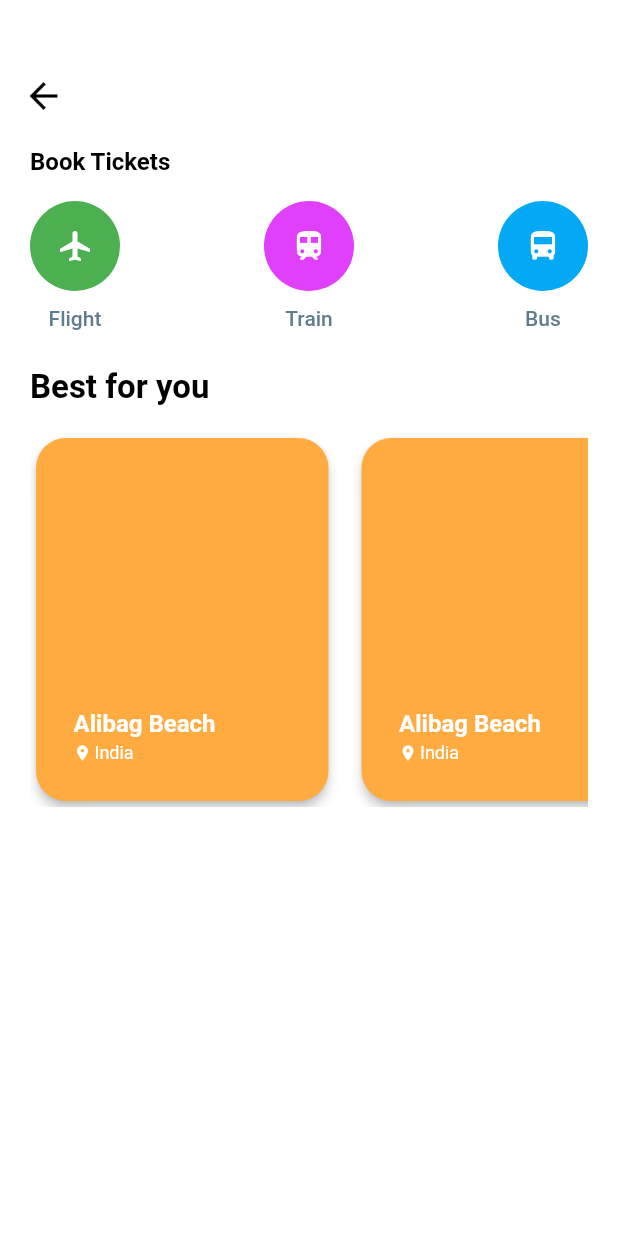
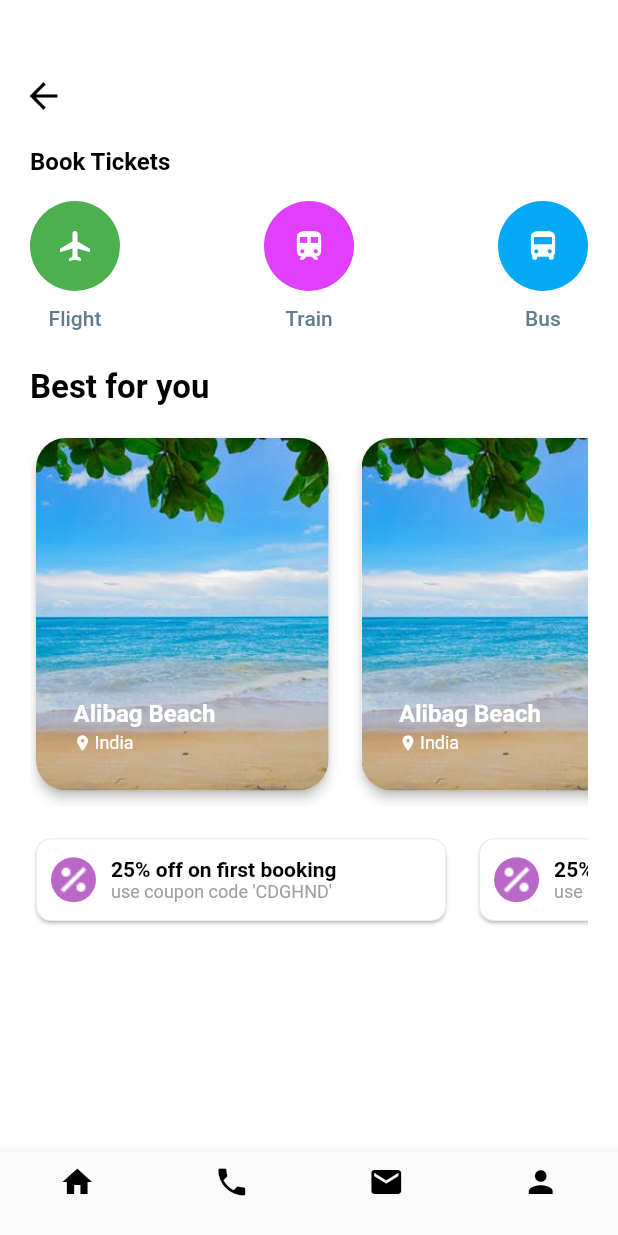
Before and after one commit to ch-muhammad-adil/our_flutter_ui_challenges, a Flutter app: the TicketBookingScreen screen opened directly, on a phone screen of 412 x 824 dp. Run offline on Flutter 3.47's test engine with Material 2 defaults, Android fonts, the phone set to English and light mode, and no system bars; our stand-ins replace percent_indicator.

Commit message:
ticket booking screen design of Travel Tickets booking app design concept is complete.

```diff
--- a/lib/tickets_booking_screens/book_tickets_screen.dart
+++ b/lib/tickets_booking_screens/book_tickets_screen.dart
@@ -10,11 +10,55 @@ class TicketBookingScreen extends StatefulWidget {
 }
 
 class _TicketBookingScreenState extends State<TicketBookingScreen> {
+  int _currentIndex = 0;
+  final List<Widget> _children = [
+    HomeWidget(),
+    HomeWidget(),
+    HomeWidget(),
+    HomeWidget()
+  ];
+
+  void onTabTapped(int index) {
+    setState(() {
+      _currentIndex = index;
+    });
+  }
+
   @override
   Widget build(BuildContext context) {
     return Scaffold(
         backgroundColor: Colors.white,
-      body: Container(
+        body: _children[_currentIndex],
+        bottomNavigationBar: BottomNavigationBar(
+          type: BottomNavigationBarType.fixed,
+          fixedColor: Colors.black,
+          onTap: onTabTapped,
+          currentIndex: _currentIndex,
+          items: [
+            BottomNavigationBarItem(
+              icon: new Icon(Icons.home, color: Colors.black,),
+              title: new Text(''),
+            ),
+            BottomNavigationBarItem(
+              icon: new Icon(Icons.phone, color: Colors.black,),
+              title: new Text(''),
+            ),
+            BottomNavigationBarItem(
+              icon: new Icon(Icons.mail, color: Colors.black,),
+              title: new Text(''),
+            ),
+            BottomNavigationBarItem(icon: Icon(Icons.person, color: Colors.black,), title: Text(''))
+          ],
+        ));
+  }
+}
+
+/// this class is representing bottom navigation home tab.
+
+class HomeWidget extends StatelessWidget {
+  @override
+  Widget build(BuildContext context) {
+    return Container(
       child: Column(
         crossAxisAlignment: CrossAxisAlignment.start,
         children: <Widget>[
@@ -154,8 +198,8 @@ class _TicketBookingScreenState extends State<TicketBookingScreen> {
             ),
           ),
           buildHorizontalListView(context),
+          BuildOffersListView(context)
         ],
-        ),
       ),
     );
   }
@@ -171,35 +215,34 @@ class _TicketBookingScreenState extends State<TicketBookingScreen> {
             SliverFixedExtentList(
               itemExtent: 210,
               delegate: SliverChildBuilderDelegate(
-                  (context, index) => SingleItem(index),
-                  childCount: 2),
+                  (context, index) => BuidTile(context, index),
+                  childCount: 3),
             ),
           ],
         ));
   }
-}
-
-class SingleItem extends StatelessWidget {
-  String title = "";
-  int index = 0;
-
-  SingleItem(int index) {
-    this.title = title;
-    this.index = index;
-  }
 
   @override
-  Widget build(BuildContext context) {
+  Widget BuidTile(BuildContext context, int index) {
     return Container(
-      margin: EdgeInsets.fromLTRB(index != 0 ? 7 : 0, 0, index != 3 ? 7 : 0, 0),
+      margin: EdgeInsets.fromLTRB(index != 0 ? 7 : 0, 0, index != 2 ? 7 : 0, 7),
       child: GestureDetector(
         onTap: () {},
         child: Card(
           shape:
               RoundedRectangleBorder(borderRadius: BorderRadius.circular(20)),
           elevation: 3,
-          color: Colors.orangeAccent,
-          child: Row(
+          child: Stack(
+            children: <Widget>[
+              ClipRRect(
+                child: Image.asset(
+                  "assets/beach.jpeg",
+                  height: double.infinity,
+                  fit: BoxFit.cover,
+                ),
+                borderRadius: BorderRadius.circular(20),
+              ),
+              Row(
                 crossAxisAlignment: CrossAxisAlignment.end,
                 children: <Widget>[
                   Container(
@@ -220,22 +263,109 @@ class SingleItem extends StatelessWidget {
                         ),
                         Row(
                           children: <Widget>[
-                        Icon(Icons.location_on, size: 12, color: Colors.white,),
-                        SizedBox(width: 2,),
+                            Icon(
+                              Icons.location_on,
+                              size: 12,
+                              color: Colors.white,
+                            ),
+                            SizedBox(
+                              width: 2,
+                            ),
                             Text(
                               "India",
-                          style: TextStyle(color: Colors.white, fontSize: 12,),
+                              style: TextStyle(
+                                color: Colors.white,
+                                fontSize: 12,
+                              ),
                             )
                           ],
                         )
-
                       ],
                     ),
                   )
+                ],
+              ),
             ],
           ),
         ),
       ),
     );
   }
+
+  @override
+  Widget BuildOffersListView(BuildContext context) {
+    return Container(
+        margin: EdgeInsets.only(left: 20, top: 17, right: 20),
+        height: 70.0,
+        child: CustomScrollView(
+          scrollDirection: Axis.horizontal,
+          slivers: <Widget>[
+            SliverFixedExtentList(
+              itemExtent: MediaQuery.of(context).size.width * 0.70,
+              delegate: SliverChildBuilderDelegate(
+                  (context, index) => BuildSingleOffersItem(context, index),
+                  childCount: 3),
+            ),
+          ],
+        ));
   }
+
+  @override
+  Widget BuildSingleOffersItem(BuildContext context, int index) {
+    return Container(
+      margin: EdgeInsets.fromLTRB(index != 0 ? 7 : 0, 0, index != 2 ? 7 : 0, 7),
+      child: GestureDetector(
+        onTap: () {
+          print("Tapped");
+        },
+        child: Card(
+            shape: RoundedRectangleBorder(
+                borderRadius: BorderRadius.circular(10),
+                side: BorderSide(color: Colors.grey[300], width: 0.5)),
+            color: Colors.white,
+            child: Row(
+//              alignment: Alignment.centerLeft,
+              children: <Widget>[
+                Container(
+                  margin: EdgeInsets.only(left: 10),
+                  width: 30,
+                  height: 30,
+                  decoration: BoxDecoration(
+                      shape: BoxShape.circle, color: Colors.purple[300]),
+                  child: Image.asset(
+                    "assets/percent.png",
+//                    fit: BoxFit.fill,
+                  ),
+                ),
+                SizedBox(
+                  width: 10,
+                ),
+                Center(
+                  child: Column(
+                    mainAxisAlignment: MainAxisAlignment.center,
+                    crossAxisAlignment: CrossAxisAlignment.start,
+                    children: <Widget>[
+//                      Center(
+                      Text(
+                        "25% off on first booking",
+                        style: TextStyle(
+                          color: Colors.black,
+                          fontWeight: FontWeight.bold,
+                          fontSize: 14,
+                        ),
+                        textAlign: TextAlign.center,
+                      ),
+//                      ),
+                      Text(
+                        "use coupon code 'CDGHND'",
+                        style: TextStyle(color: Colors.grey, fontSize: 12),
+                      ),
+                    ],
+                  ),
+                )
+              ],
+            )),
+      ),
+    );
+  }
+}
--- a/pubspec.yaml
+++ b/pubspec.yaml
@@ -46,6 +46,8 @@ flutter:
     - assets/profile.jpg
     - assets/facebook.png
     - assets/profile_2.jpg
+    - assets/percent.png
+    - assets/beach.jpeg
   #  - images/a_dot_ham.jpeg
 
   # An image asset can refer to one or more resolution-specific "variants", see
```
Also changed, not shown: lib/car_rental_screens/signup_screen.dart (+0 -11 lines), assets/beach.jpeg (added), assets/percent.png (added). Lines whose indentation alone changed are shown as unchanged.
